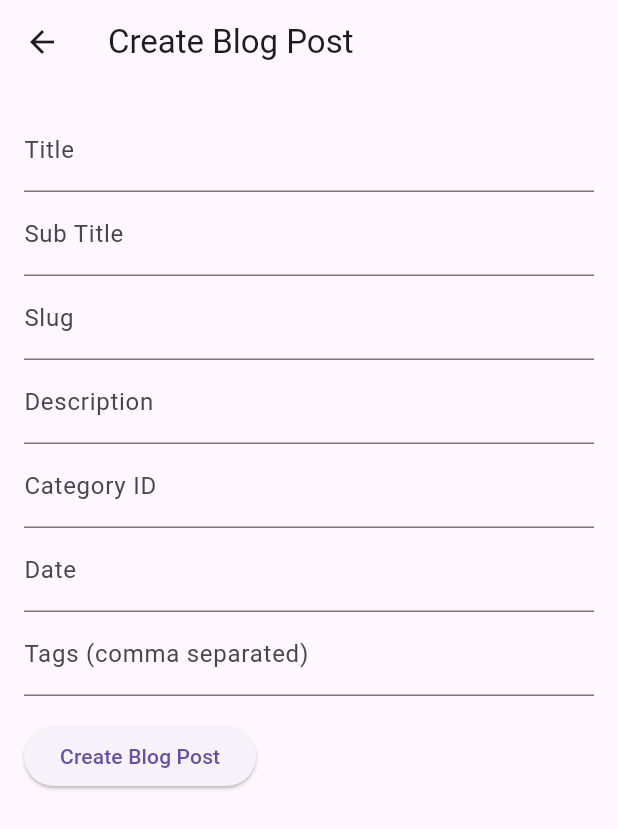
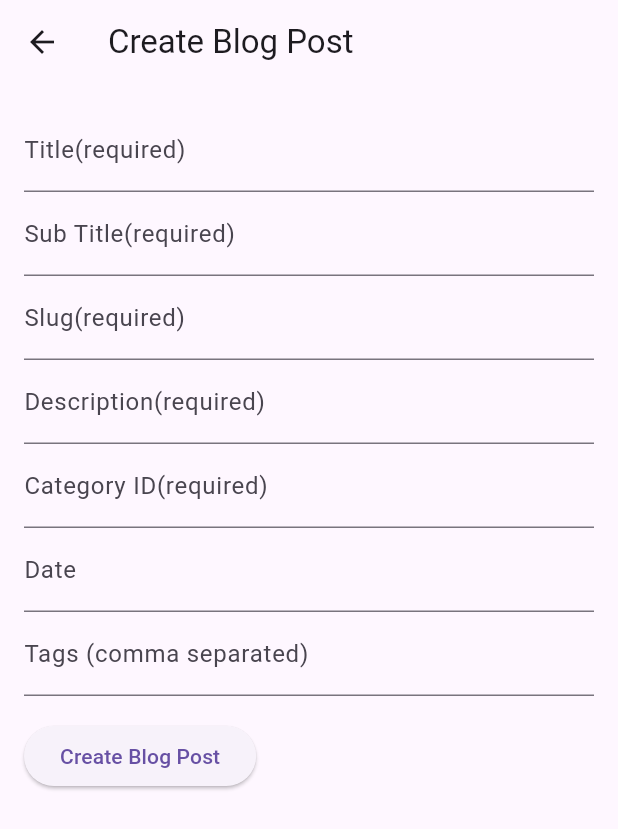
Before and after one commit to hanifuddin15/HospitalBlogApp, a Flutter app: the BlogPublishScreen screen opened directly, on a phone screen of 412 x 824 dp. Shown: the top 829 px of the screen. Run offline on Flutter 3.47's test engine with Material 3 defaults, Android fonts, the light colour scheme and no system bars; our stand-ins replace get, google_fonts, image_picker, shared_preferences, upgrader; missing offline and left inert: colorful_circular_progress_indicator; accounts and stored records are empty; network calls fail.

Commit message:
newly update

```diff
--- a/hospital_blog_app/lib/screens/blog_details_screen.dart
+++ b/hospital_blog_app/lib/screens/blog_details_screen.dart
@@ -47,7 +47,9 @@ class BlogDetailScreen extends StatelessWidget {
               style: TextStyle(fontWeight: FontWeight.bold),
             ),
             SizedBox(height: 10),
-            Row(
+            Center(
+              child: Row(
+                mainAxisAlignment: MainAxisAlignment.center,
                 children: [
                   ElevatedButton(
                     onPressed: () {
@@ -66,6 +68,7 @@ class BlogDetailScreen extends StatelessWidget {
                   ),
                 ],
               ),
+            ),
           ],
         ),
       ),
--- a/hospital_blog_app/lib/screens/blog_publish_screen.dart
+++ b/hospital_blog_app/lib/screens/blog_publish_screen.dart
@@ -1,7 +1,6 @@
 import 'package:flutter/material.dart';
 import 'package:get/get.dart';
 import 'package:hospital_blog_app/screens/blog_list_screen.dart';
-
 
 import '../controllers/blog_list_controller.dart';
 import '../controllers/blog_publish_controller.dart';
@@ -29,13 +28,28 @@ class BlogPublishScreen extends StatelessWidget {
           child: Column(
             crossAxisAlignment: CrossAxisAlignment.start,
             children: [
-              TextField(controller: titleController, decoration: InputDecoration(labelText: 'Title')),
-              TextField(controller: subTitleController, decoration: InputDecoration(labelText: 'Sub Title')),
-              TextField(controller: slugController, decoration: InputDecoration(labelText: 'Slug')),
-              TextField(controller: descriptionController, decoration: InputDecoration(labelText: 'Description')),
-              TextField(controller: categoryIdController, decoration: InputDecoration(labelText: 'Category ID')),
-              TextField(controller: dateController, decoration: InputDecoration(labelText: 'Date')),
-              TextField(controller: tagsController, decoration: InputDecoration(labelText: 'Tags (comma separated)')),
+              TextField(
+                  controller: titleController,
+                  decoration: InputDecoration(labelText: 'Title(required)')),
+              TextField(
+                  controller: subTitleController,
+                  decoration: InputDecoration(labelText: 'Sub Title(required)')),
+              TextField(
+                  controller: slugController,
+                  decoration: InputDecoration(labelText: 'Slug(required)')),
+              TextField(
+                  controller: descriptionController,
+                  decoration: InputDecoration(labelText: 'Description(required)')),
+              TextField(
+                  controller: categoryIdController,
+                  decoration: InputDecoration(labelText: 'Category ID(required)')),
+              TextField(
+                  controller: dateController,
+                  decoration: InputDecoration(labelText: 'Date')),
+              TextField(
+                  controller: tagsController,
+                  decoration:
+                      InputDecoration(labelText: 'Tags (comma separated)')),
               SizedBox(height: 16),
               ElevatedButton(
                 onPressed: () {
@@ -63,7 +77,6 @@ class BlogPublishScreen extends StatelessWidget {
               // }),
               Obx(() {
                 if (blogController.blogStore.value.message != null) {
-
                   Get.snackbar(
                     'API Response',
                     blogController.blogStore.value.message!,
@@ -76,17 +89,13 @@ class BlogPublishScreen extends StatelessWidget {
                   // Future.delayed(Duration(seconds: 1), () {
                   //   Get.to(() => BlogListScreen());
                   // });
-   return Text('API Response: ${blogController.blogStore.value.message}',);
-
+                  return Text(
+                    'API Response: ${blogController.blogStore.value.message}',
+                  );
                 } else {
-
                   return SizedBox.shrink();
                 }
-
-
               }),
-
-
             ],
           ),
         ),
```
Also changed, not shown: hospital_blog_app/lib/controllers/blog_publish_controller.dart (+84 -8 lines), hospital_blog_app/lib/controllers/blog_update_controller.dart (+80 -11 lines), hospital_blog_app/lib/controllers/delete_blog_controller.dart (+58 -12 lines), 1 other file. Lines whose indentation alone changed are shown as unchanged.
